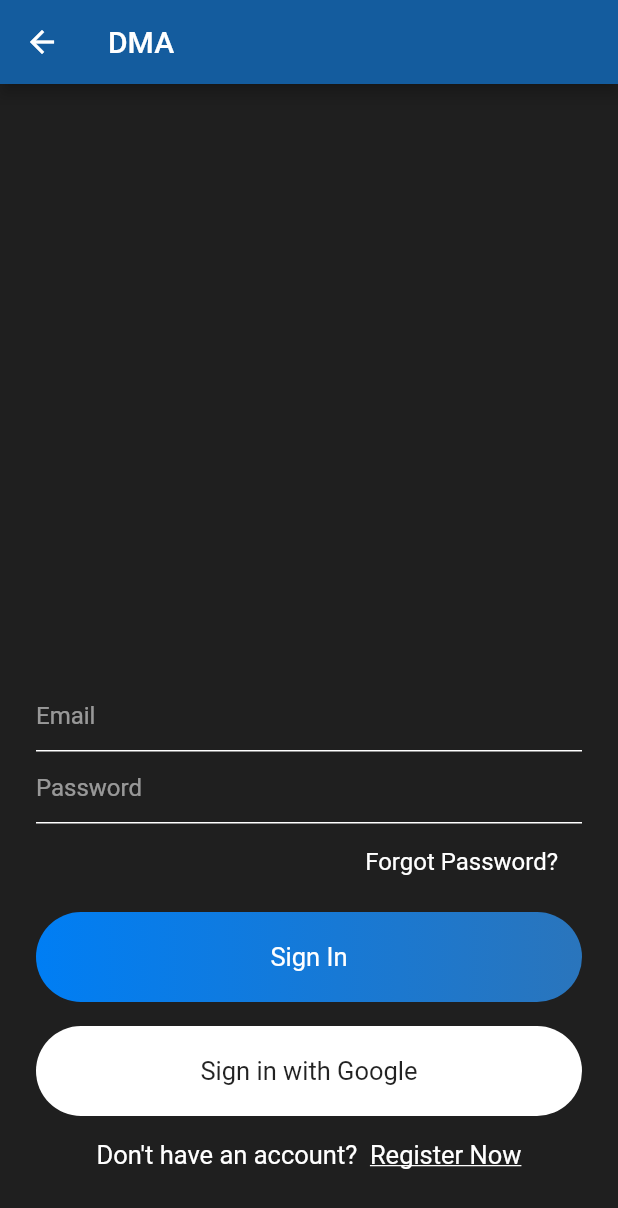
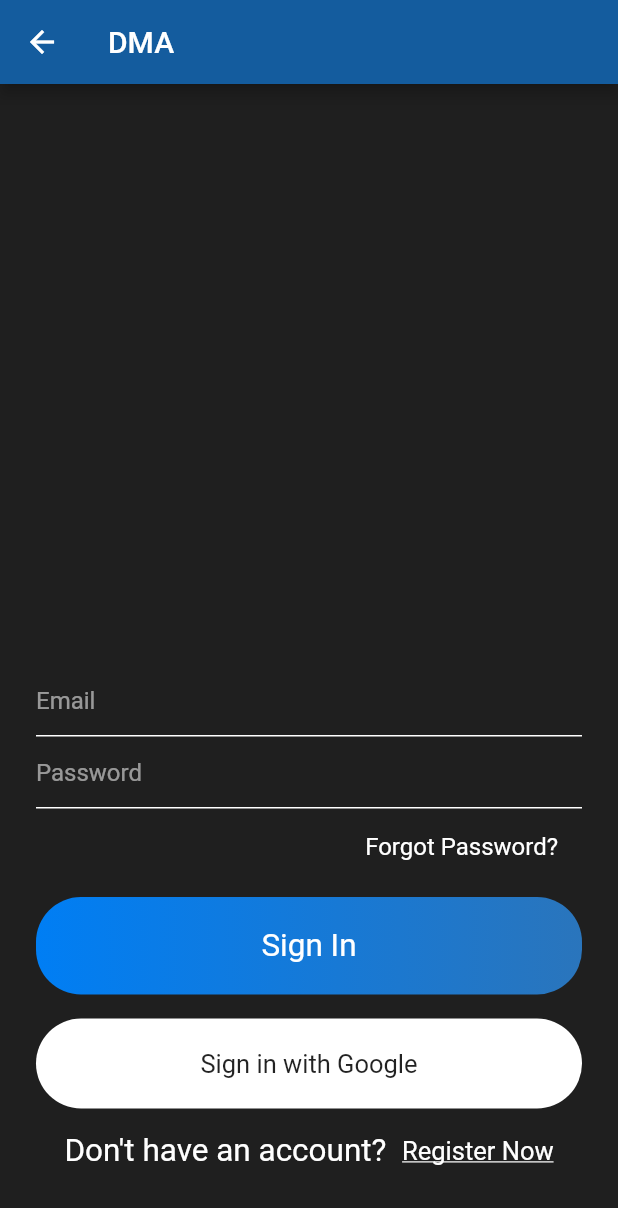
Before and after one commit to im3rck/Digital-Medical-Assistant, a Flutter app: the SignIn screen opened directly, on a phone screen of 412 x 824 dp. Shown: the top 1208 px of the screen. Run offline on Flutter 3.47's test engine with Material 2 defaults, Android fonts, the phone set to English and light mode, and no system bars; our stand-ins replace firebase_auth, firebase_core; accounts and stored records are empty.

Commit message:
Update widgets.dart

```diff
--- a/lib/Widgets/widgets.dart
+++ b/lib/Widgets/widgets.dart
@@ -31,6 +31,6 @@ TextStyle simpleTextStyle(){
 TextStyle mediumTextStyle(){
   return TextStyle(
   color: Colors.white,
-fontSize: 17,
+fontSize: 21,
   );
 }
```
